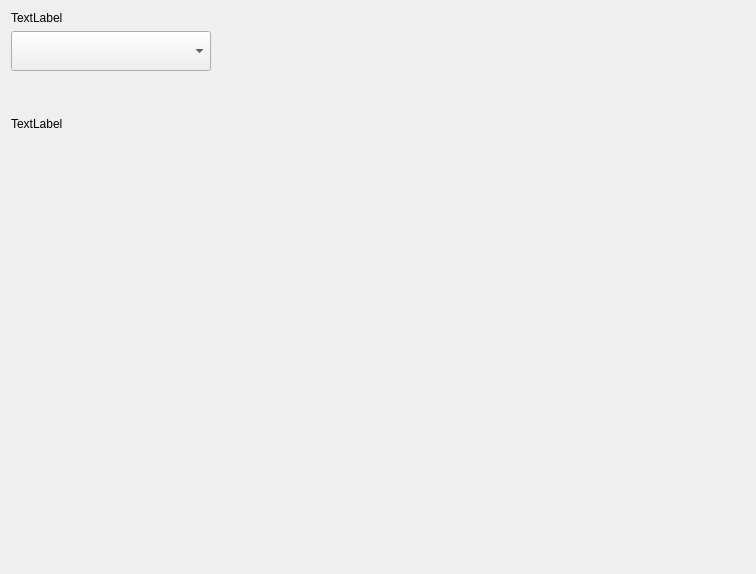
Qt form plugins/devices/printer/printer.ui (ukui/ukui-control-center) before a commit.
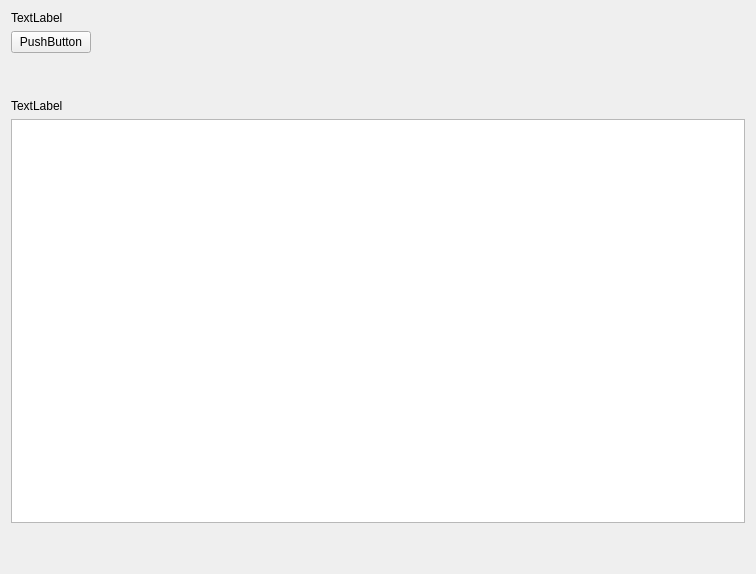
The same form after that commit.

The edit to the form file:
```diff
--- a/plugins/devices/printer/printer.ui
+++ b/plugins/devices/printer/printer.ui
@@ -52,18 +52,9 @@
        <item>
         <layout class="QHBoxLayout" name="horizontalLayout">
          <item>
-          <widget class="QComboBox" name="comboBox">
-           <property name="minimumSize">
-            <size>
-             <width>200</width>
-             <height>40</height>
-            </size>
-           </property>
-           <property name="maximumSize">
-            <size>
-             <width>200</width>
-             <height>40</height>
-            </size>
+          <widget class="QPushButton" name="addPushBtn">
+           <property name="text">
+            <string>PushButton</string>
            </property>
           </widget>
          </item>
@@ -106,13 +97,20 @@
         </widget>
        </item>
        <item>
-        <layout class="QHBoxLayout" name="deviceslistHLayout"/>
+        <layout class="QHBoxLayout" name="deviceslistHLayout">
+         <item>
+          <widget class="QListWidget" name="listWidget"/>
+         </item>
+        </layout>
        </item>
        <item>
         <spacer name="verticalSpacer_2">
          <property name="orientation">
           <enum>Qt::Vertical</enum>
          </property>
+         <property name="sizeType">
+          <enum>QSizePolicy::Fixed</enum>
+         </property>
          <property name="sizeHint" stdset="0">
           <size>
            <width>20</width>
```
